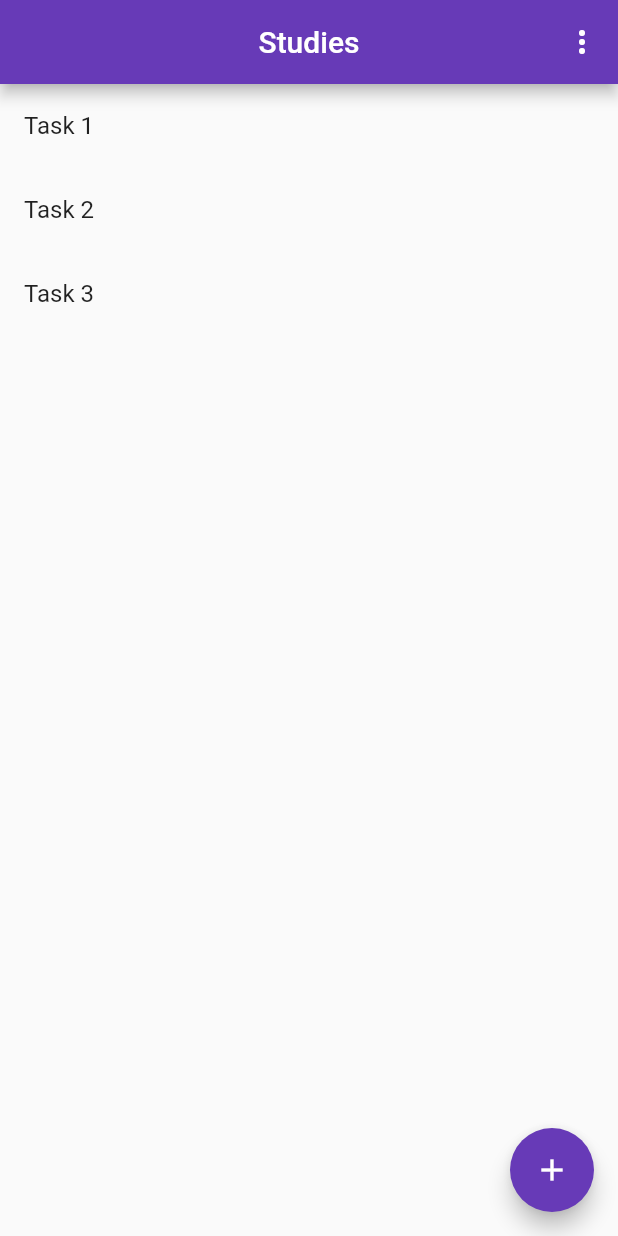
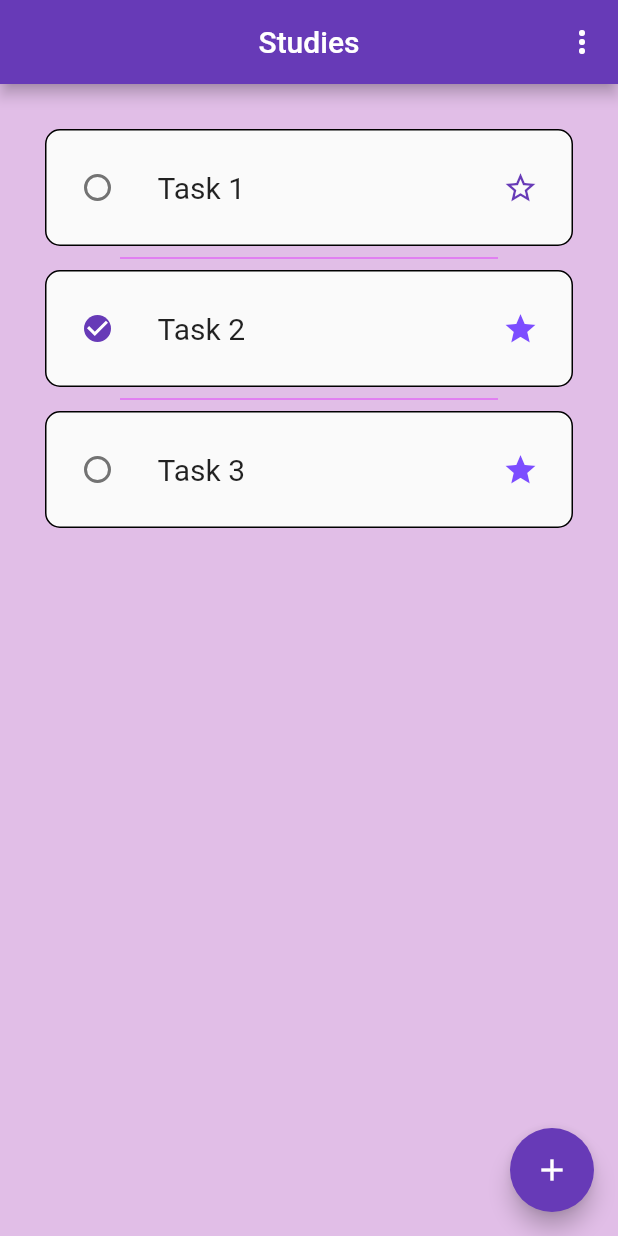
Before and after one commit to AJMC2002/Window-Apps, a Flutter app: the screen it shows after launch, on a phone screen of 412 x 824 dp. Run offline on Flutter 3.47's test engine with Material 2 defaults, Android fonts, the phone set to English and light mode, and no system bars.

Commit message:
update to main.dart

```diff
--- a/task_1/lib/main.dart
+++ b/task_1/lib/main.dart
@@ -7,13 +7,24 @@ void main() {
 class MyApp extends StatelessWidget {
   const MyApp({super.key});
 
-  // This widget is the root of your application.
   @override
   Widget build(BuildContext context) {
     return MaterialApp(
-      title: 'Flutter Demo',
+      title: 'Task Manager',
       theme: ThemeData(
         primarySwatch: Colors.deepPurple,
+        scaffoldBackgroundColor: Colors.purple[100],
+        listTileTheme: ListTileThemeData(
+          tileColor: Colors.grey[50],
+          contentPadding: const EdgeInsets.all(10),
+          shape: RoundedRectangleBorder(
+            side: const BorderSide(color: Colors.black, width: 1),
+            borderRadius: BorderRadius.circular(10),
+          ),
+        ),
+        checkboxTheme: const CheckboxThemeData(
+          shape: CircleBorder(),
+        ),
       ),
       home: const MyHomePage(title: 'Studies'),
       debugShowCheckedModeBanner: false,
@@ -31,11 +42,20 @@ class MyHomePage extends StatefulWidget {
 }
 
 class _MyHomePageState extends State<MyHomePage> {
-  List<String> _tasks = ['Task 1', 'Task 2', 'Task 3'];
+  final List<String> _taskTitles = ['Task 1', 'Task 2', 'Task 3'];
+  final List<bool?> _taskIsSelected = [false, true, false];
+  final List<bool> _taskIsFav = [false, true, true];
+
+  final _favIcon = const Icon(Icons.star_border_purple500_outlined,
+      color: Colors.deepPurple);
+  final _favIconSelected =
+      const Icon(Icons.star, color: Colors.deepPurpleAccent);
 
   void _addTask() {
     setState(() {
-      _tasks.add(_tasks[_tasks.length-1]+'1');
+      _taskTitles.add(_taskTitles[_taskTitles.length - 1] + '1');
+      _taskIsSelected.add(false);
+      _taskIsFav.add(false);
     });
   }
 
@@ -50,6 +70,35 @@ class _MyHomePageState extends State<MyHomePage> {
       case 'Редактировать тему':
         break;
     }
+  }
+
+  ListTile _newTask(int index) {
+    return ListTile(
+      leading: Checkbox(
+        value: _taskIsSelected[index],
+        onChanged: (bool? newValue) {
+          setState(
+            () {
+              _taskIsSelected[index] = newValue;
+            },
+          );
+        },
+      ),
+      title: Text(
+        _taskTitles[index],
+        style: const TextStyle(
+          fontSize: 20,
+        ),
+      ),
+      trailing: IconButton(
+        icon: _taskIsFav[index] ? _favIconSelected : _favIcon,
+        onPressed: () {
+          setState(() {
+            _taskIsFav[index] = !_taskIsFav[index];
+          });
+        },
+      ),
+    );
   }
 
   @override
@@ -77,17 +126,19 @@ class _MyHomePageState extends State<MyHomePage> {
         ],
       ),
       body: Center(
-        child: ListView.builder(
-          itemCount: _tasks.length,
-          itemBuilder: (context, index) {
-            return ListTile(
-              title: Text(_tasks[index]),
-            );
-          },
+        child: ListView.separated(
+          padding: const EdgeInsets.only(top: 30, left: 30, right: 30),
+          itemCount: _taskTitles.length,
+          itemBuilder: (context, index) => _newTask(index),
+          separatorBuilder: (context, index) => const Divider(
+            color: Colors.purpleAccent,
+            indent: 50,
+            endIndent: 50,
+          ),
         ),
       ),
       floatingActionButton: FloatingActionButton(
-        onPressed: _incrementCounter,
+        onPressed: _addTask,
         tooltip: 'Add',
         child: const Icon(Icons.add),
       ), // This trailing comma makes auto-formatting nicer for build methods.
```
